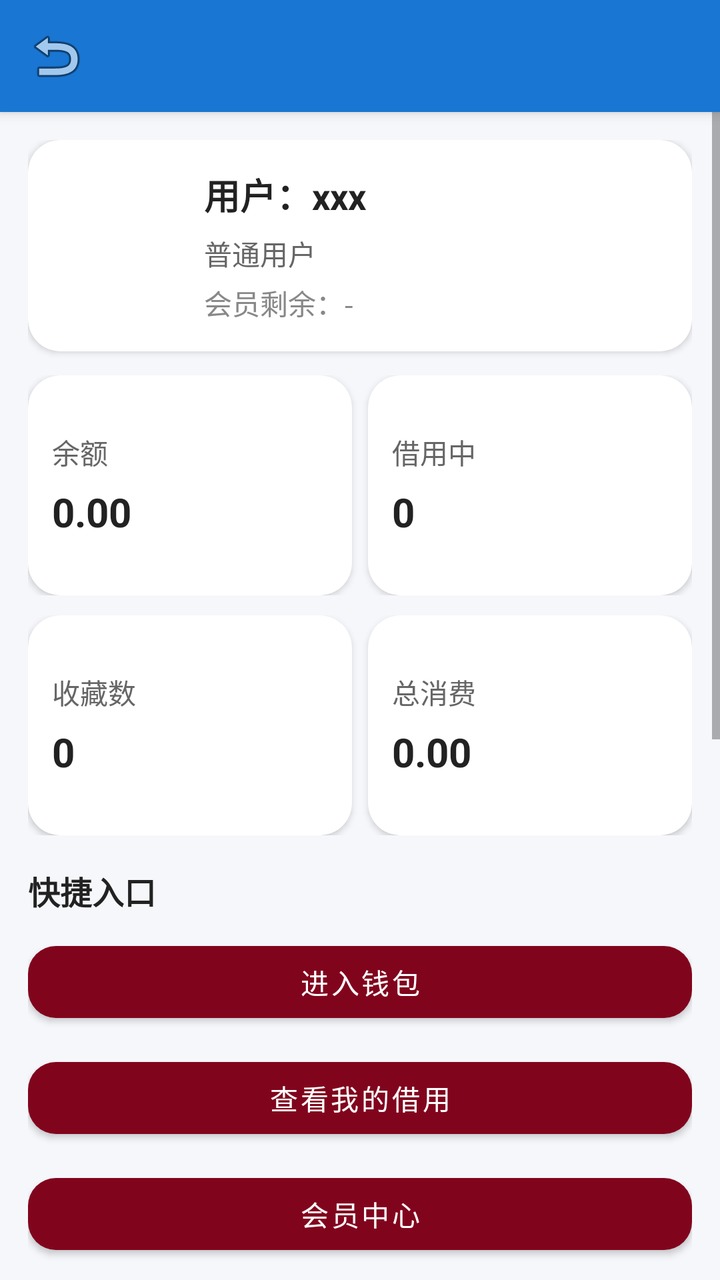
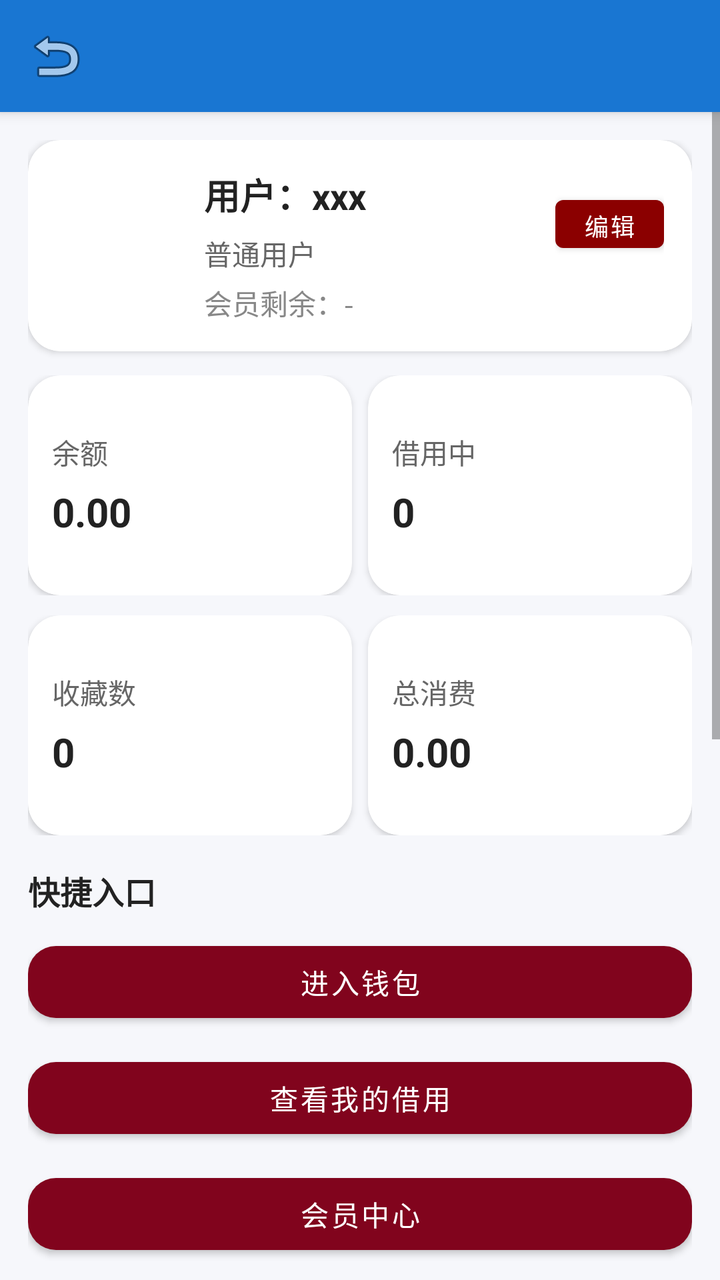

Two renders of the same Android screen: before a commit and after it. Below are the layout's source before the change and the commit's diff.
<!-- AndroidManifest.xml: application theme AppTheme -->
<!-- res/layout/activity_user_profile_advanced.xml -->
<?xml version="1.0" encoding="utf-8"?>
<androidx.coordinatorlayout.widget.CoordinatorLayout
    xmlns:android="http://schemas.android.com/apk/res/android"
    xmlns:app="http://schemas.android.com/apk/res-auto"
    android:layout_width="match_parent"
    android:layout_height="match_parent"
    android:background="#F6F7FB">

    <com.google.android.material.appbar.AppBarLayout
        android:layout_width="match_parent"
        android:layout_height="wrap_content">

        <com.google.android.material.appbar.MaterialToolbar
            android:id="@+id/profileTopBar"
            android:layout_width="match_parent"
            android:layout_height="wrap_content"
            android:background="@color/colorPrimary"
            android:title="个人主页"
            android:titleTextColor="@color/white"
            app:navigationIcon="@android:drawable/ic_menu_revert"/>
    </com.google.android.material.appbar.AppBarLayout>

    <ScrollView
        android:layout_width="match_parent"
        android:layout_height="match_parent"
        app:layout_behavior="@string/appbar_scrolling_view_behavior">

        <LinearLayout
            android:layout_width="match_parent"
            android:layout_height="wrap_content"
            android:orientation="vertical"
            android:padding="14dp">

            
            <com.google.android.material.card.MaterialCardView
                android:layout_width="match_parent"
                android:layout_height="wrap_content"
                app:cardCornerRadius="16dp"
                app:cardElevation="2dp">

                <LinearLayout
                    android:layout_width="match_parent"
                    android:layout_height="wrap_content"
                    android:padding="14dp"
                    android:orientation="horizontal"
                    android:gravity="center_vertical">

                    <com.google.android.material.card.MaterialCardView
                        android:layout_width="62dp"
                        android:layout_height="62dp"
                        app:cardCornerRadius="99dp"
                        app:cardElevation="0dp">

                        <ImageView
                            android:layout_width="match_parent"
                            android:layout_height="match_parent"
                            android:src="@android:drawable/sym_def_app_icon"
                            android:scaleType="centerCrop"/>
                    </com.google.android.material.card.MaterialCardView>

                    <LinearLayout
                        android:layout_width="0dp"
                        android:layout_height="wrap_content"
                        android:layout_weight="1"
                        android:orientation="vertical"
                        android:layout_marginStart="12dp">

                        <TextView
                            android:id="@+id/tv_profile_username"
                            android:layout_width="wrap_content"
                            android:layout_height="wrap_content"
                            android:text="用户：xxx"
                            android:textSize="18sp"
                            android:textStyle="bold"
                            android:textColor="#222222"/>

                        <TextView
                            android:id="@+id/tv_profile_member"
                            android:layout_width="wrap_content"
                            android:layout_height="wrap_content"
                            android:text="普通用户"
                            android:textColor="#666666"
                            android:layout_marginTop="6dp"/>

                        <TextView
                            android:id="@+id/tv_profile_member_left"
                            android:layout_width="wrap_content"
                            android:layout_height="wrap_content"
                            android:text="会员剩余：-"
                            android:textColor="#888888"
                            android:layout_marginTop="4dp"/>
                    </LinearLayout>

                    <TextView
                        android:id="@+id/tv_vip_badge"
                        android:layout_width="wrap_content"
                        android:layout_height="wrap_content"
                        android:text="VIP"
                        android:textColor="#FFFFFF"
                        android:paddingLeft="10dp"
                        android:paddingRight="10dp"
                        android:paddingTop="4dp"
                        android:paddingBottom="4dp"
                        android:background="#FF9800"
                        android:visibility="gone"/>
                </LinearLayout>
            </com.google.android.material.card.MaterialCardView>

            
            <LinearLayout
                android:layout_width="match_parent"
                android:layout_height="wrap_content"
                android:orientation="horizontal"
                android:layout_marginTop="12dp">

                <com.google.android.material.card.MaterialCardView
                    android:layout_width="0dp"
                    android:layout_height="110dp"
                    android:layout_weight="1"
                    android:layout_marginEnd="8dp"
                    app:cardCornerRadius="16dp"
                    app:cardElevation="2dp">

                    <LinearLayout
                        android:layout_width="match_parent"
                        android:layout_height="match_parent"
                        android:padding="12dp"
                        android:orientation="vertical"
                        android:gravity="center_vertical">

                        <TextView android:text="余额" android:textColor="#666666"
                            android:layout_width="wrap_content" android:layout_height="wrap_content"/>

                        <TextView
                            android:id="@+id/tv_profile_balance"
                            android:text="0.00"
                            android:textSize="20sp"
                            android:textStyle="bold"
                            android:textColor="#222222"
                            android:layout_marginTop="6dp"
                            android:layout_width="wrap_content"
                            android:layout_height="wrap_content"/>
                    </LinearLayout>
                </com.google.android.material.card.MaterialCardView>

                <com.google.android.material.card.MaterialCardView
                    android:layout_width="0dp"
                    android:layout_height="110dp"
                    android:layout_weight="1"
                    app:cardCornerRadius="16dp"
                    app:cardElevation="2dp">

                    <LinearLayout
                        android:layout_width="match_parent"
                        android:layout_height="match_parent"
                        android:padding="12dp"
                        android:orientation="vertical"
                        android:gravity="center_vertical">

                        <TextView android:text="借用中" android:textColor="#666666"
                            android:layout_width="wrap_content" android:layout_height="wrap_content"/>

                        <TextView
                            android:id="@+id/tv_profile_borrow_count"
                            android:text="0"
                            android:textSize="20sp"
                            android:textStyle="bold"
                            android:textColor="#222222"
                            android:layout_marginTop="6dp"
                            android:layout_width="wrap_content"
                            android:layout_height="wrap_content"/>
                    </LinearLayout>
                </com.google.android.material.card.MaterialCardView>
            </LinearLayout>

            <LinearLayout
                android:layout_width="match_parent"
                android:layout_height="wrap_content"
                android:orientation="horizontal"
                android:layout_marginTop="10dp">

                <com.google.android.material.card.MaterialCardView
                    android:layout_width="0dp"
                    android:layout_height="110dp"
                    android:layout_weight="1"
                    android:layout_marginEnd="8dp"
                    app:cardCornerRadius="16dp"
                    app:cardElevation="2dp">

                    <LinearLayout
                        android:layout_width="match_parent"
                        android:layout_height="match_parent"
                        android:padding="12dp"
                        android:orientation="vertical"
                        android:gravity="center_vertical">

                        <TextView android:text="收藏数" android:textColor="#666666"
                            android:layout_width="wrap_content" android:layout_height="wrap_content"/>

                        <TextView
                            android:id="@+id/tv_profile_collect_count"
                            android:text="0"
                            android:textSize="20sp"
                            android:textStyle="bold"
                            android:textColor="#222222"
                            android:layout_marginTop="6dp"
                            android:layout_width="wrap_content"
                            android:layout_height="wrap_content"/>
                    </LinearLayout>
                </com.google.android.material.card.MaterialCardView>

                <com.google.android.material.card.MaterialCardView
                    android:layout_width="0dp"
                    android:layout_height="110dp"
                    android:layout_weight="1"
                    app:cardCornerRadius="16dp"
                    app:cardElevation="2dp">

                    <LinearLayout
                        android:layout_width="match_parent"
                        android:layout_height="match_parent"
                        android:padding="12dp"
                        android:orientation="vertical"
                        android:gravity="center_vertical">

                        <TextView android:text="总消费" android:textColor="#666666"
                            android:layout_width="wrap_content" android:layout_height="wrap_content"/>

                        <TextView
                            android:id="@+id/tv_profile_total_spend"
                            android:text="0.00"
                            android:textSize="20sp"
                            android:textStyle="bold"
                            android:textColor="#222222"
                            android:layout_marginTop="6dp"
                            android:layout_width="wrap_content"
                            android:layout_height="wrap_content"/>
                    </LinearLayout>
                </com.google.android.material.card.MaterialCardView>
            </LinearLayout>

            
            <TextView
                android:layout_width="match_parent"
                android:layout_height="wrap_content"
                android:text="快捷入口"
                android:textStyle="bold"
                android:textSize="16sp"
                android:textColor="#222222"
                android:layout_marginTop="16dp"/>

            <com.google.android.material.button.MaterialButton
                android:id="@+id/btn_profile_wallet"
                android:layout_width="match_parent"
                android:layout_height="48dp"
                android:text="进入钱包"
                app:cornerRadius="14dp"
                android:layout_marginTop="10dp"/>

            <com.google.android.material.button.MaterialButton
                android:id="@+id/btn_profile_myborrow"
                android:layout_width="match_parent"
                android:layout_height="48dp"
                android:text="查看我的借用"
                app:cornerRadius="14dp"
                android:layout_marginTop="10dp"/>

            <com.google.android.material.button.MaterialButton
                android:id="@+id/btn_profile_member"
                android:layout_width="match_parent"
                android:layout_height="48dp"
                android:text="会员中心"
                app:cornerRadius="14dp"
                android:layout_marginTop="10dp"/>

            
            <TextView
                android:layout_width="match_parent"
                android:layout_height="wrap_content"
                android:text="充值记录（最近5条）"
                android:textStyle="bold"
                android:textColor="#222222"
                android:textSize="16sp"
                android:layout_marginTop="18dp"/>

            <ListView
                android:id="@+id/lv_recharge_record"
                android:layout_width="match_parent"
                android:layout_height="180dp"
                android:dividerHeight="8dp"
                android:divider="@android:color/transparent"
                android:layout_marginTop="8dp"/>

            <TextView
                android:layout_width="match_parent"
                android:layout_height="wrap_content"
                android:text="会员购买记录（最近5条）"
                android:textStyle="bold"
                android:textColor="#222222"
                android:textSize="16sp"
                android:layout_marginTop="18dp"/>

            <ListView
                android:id="@+id/lv_member_record"
                android:layout_width="match_parent"
                android:layout_height="220dp"
                android:dividerHeight="8dp"
                android:divider="@android:color/transparent"
                android:layout_marginTop="8dp"/>

        </LinearLayout>
    </ScrollView>

</androidx.coordinatorlayout.widget.CoordinatorLayout>
<!-- resources referenced by this layout -->
<resources>
  <color name="colorPrimary">#1976D2</color>
  <color name="white">#FFFFFFFF</color>
  <style name="AppTheme" parent="Theme.MaterialComponents.Light.NoActionBar">
          <item name="colorPrimary">#81041D</item>
          <item name="colorPrimaryVariant">#80041D</item>
          <item name="colorSecondary">#81041D</item>
      </style>
</resources>

<!-- the commit's change to res/layout/activity_user_profile_advanced.xml (unified diff, before → after) -->
@@ -91,18 +91,46 @@
                             android:layout_marginTop="4dp"/>
                     </LinearLayout>
 
-                    <TextView
-                        android:id="@+id/tv_vip_badge"
+                    
+                    <LinearLayout
                         android:layout_width="wrap_content"
-                        android:layout_height="wrap_content"
-                        android:text="VIP"
-                        android:textColor="#FFFFFF"
-                        android:paddingLeft="10dp"
-                        android:paddingRight="10dp"
-                        android:paddingTop="4dp"
-                        android:paddingBottom="4dp"
-                        android:background="#FF9800"
-                        android:visibility="gone"/>
+                        android:layout_height="match_parent"
+                        android:gravity="end"
+                        android:orientation="vertical">
+
+                        
+                        <TextView
+                            android:id="@+id/tv_vip_badge"
+                            android:layout_width="wrap_content"
+                            android:layout_height="wrap_content"
+                            android:background="#FF9800"
+                            android:paddingLeft="12dp"
+                            android:paddingRight="12dp"
+                            android:paddingTop="4dp"
+                            android:paddingBottom="4dp"
+                            android:text="VIP"
+                            android:textColor="#FFFFFF"
+                            android:textSize="12sp"
+                            android:visibility="gone"/>
+
+                        
+                        <com.google.android.material.button.MaterialButton
+                            android:id="@+id/btn_edit_profile"
+                            android:layout_width="wrap_content"
+                            android:layout_height="36dp"
+                            android:layout_marginTop="10dp"
+                            android:insetLeft="0dp"
+                            android:insetRight="0dp"
+                            android:minHeight="0dp"
+                            android:minWidth="0dp"
+                            android:paddingLeft="14dp"
+                            android:paddingRight="14dp"
+                            android:text="编辑"
+                            android:textSize="12sp"
+                            android:textColor="#FFFFFF"
+                            app:backgroundTint="#8B0000" />
+                    </LinearLayout>
+
                 </LinearLayout>
             </com.google.android.material.card.MaterialCardView>
 
